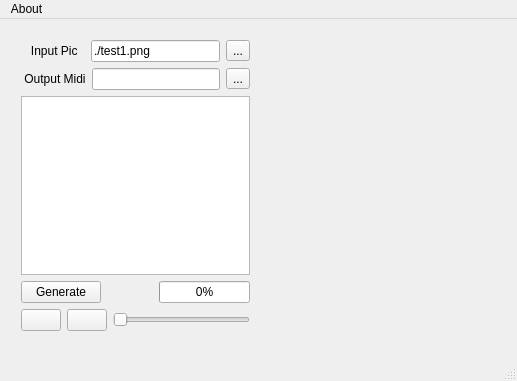
ImageBasedComposing/muphic, file GUI/GUIQt/guimupic.ui: the form before one commit.
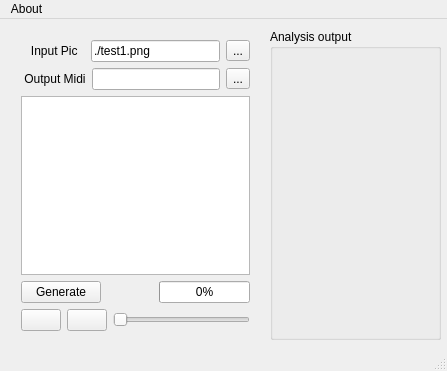
The form after the commit. Icons and pictures are not drawn. Custom widgets are drawn as their Qt base class.

```diff
--- a/GUI/GUIQt/guimupic.ui
+++ b/GUI/GUIQt/guimupic.ui
@@ -6,8 +6,8 @@
    <rect>
     <x>0</x>
     <y>0</y>
-    <width>517</width>
-    <height>381</height>
+    <width>447</width>
+    <height>371</height>
    </rect>
   </property>
   <property name="windowTitle">
@@ -161,15 +161,28 @@
      </item>
     </layout>
    </widget>
-   <widget class="PolygonWidget" name="polyWidget" native="true">
+   <widget class="QGroupBox" name="groupBox">
     <property name="geometry">
      <rect>
       <x>270</x>
       <y>10</y>
-      <width>161</width>
+      <width>171</width>
       <height>311</height>
      </rect>
     </property>
+    <property name="title">
+     <string>Analysis output</string>
+    </property>
+    <widget class="PolygonWidget" name="polyWidget" native="true">
+     <property name="geometry">
+      <rect>
+       <x>10</x>
+       <y>20</y>
+       <width>151</width>
+       <height>281</height>
+      </rect>
+     </property>
+    </widget>
    </widget>
   </widget>
   <widget class="QMenuBar" name="menuBar">
@@ -177,7 +190,7 @@
     <rect>
      <x>0</x>
      <y>0</y>
-     <width>517</width>
+     <width>447</width>
      <height>21</height>
     </rect>
    </property>
```
